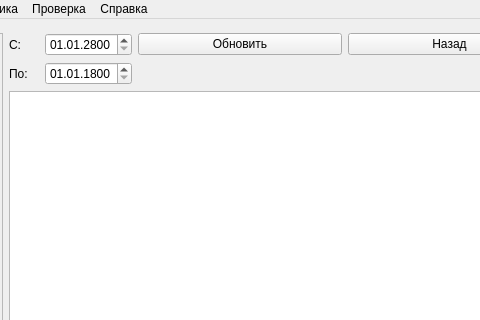
The window that QFootballStat/src/MainWindow.ui (Sova777/analyzeresults) describes before a commit, drawn with Qt 5; both pictures show x 99 to 579 and y 0 to 320 of the 874 by 657 pixel window.
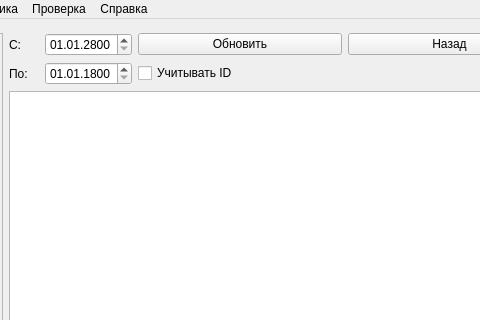
The same window after the commit. Icons and pictures are not drawn.

What changed in the file:
```diff
--- a/QFootballStat/src/MainWindow.ui
+++ b/QFootballStat/src/MainWindow.ui
@@ -642,6 +642,13 @@
         </property>
        </widget>
       </item>
+      <item row="3" column="4">
+       <widget class="QCheckBox" name="checkBoxID">
+        <property name="text">
+         <string>Учитывать ID</string>
+        </property>
+       </widget>
+      </item>
      </layout>
     </item>
    </layout>
```
